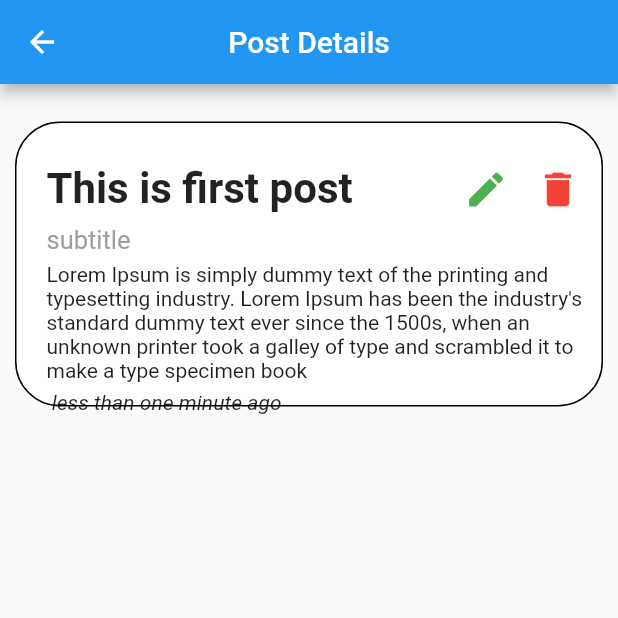
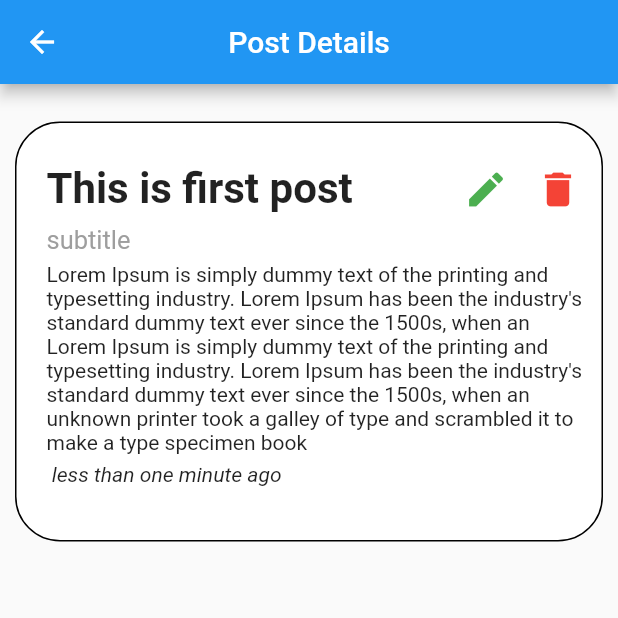
Before and after one commit to NomanShariq/Social_app, a Flutter app: the screen it shows after launch, after a tap on "For More Information", on a phone screen of 412 x 824 dp, the top half of it. Run offline on Flutter 3.47's test engine with Material 2 defaults, Android fonts, the phone set to English and light mode, and no system bars; our stand-ins replace get.

Commit message:
little changes

```diff
--- a/lib/screens/home_screen.dart
+++ b/lib/screens/home_screen.dart
@@ -27,7 +27,7 @@ class _HomeScreenState extends State<HomeScreen> {
         title: "This is first post",
         subtitle: "subtitle",
         description:
-            "Lorem Ipsum is simply dummy text of the printing and typesetting industry. Lorem Ipsum has been the industry's standard dummy text ever since the 1500s, when an unknown printer took a galley of type and scrambled it to make a type specimen book"),
+            "Lorem Ipsum is simply dummy text of the printing and typesetting industry. Lorem Ipsum has been the industry's standard dummy text ever since the 1500s, when an Lorem Ipsum is simply dummy text of the printing and typesetting industry. Lorem Ipsum has been the industry's standard dummy text ever since the 1500s, when an unknown printer took a galley of type and scrambled it to make a type specimen book"),
     PostModel(
         id: "2",
         title: "This is second post",
@@ -70,7 +70,7 @@ class _HomeScreenState extends State<HomeScreen> {
             itemCount: posts.length,
             itemBuilder: (context, index) {
               return Material(
-                color: Colors.black,
+                color: Colors.transparent,
                 child: GestureDetector(
                   onTap: () => Navigator.push(
                       context,
--- a/lib/screens/post_details.dart
+++ b/lib/screens/post_details.dart
@@ -21,8 +21,7 @@ class PostDetails extends StatelessWidget {
         centerTitle: true,
       ),
       body: Container(
-        height: 190,
-        width: 400,
+        constraints: BoxConstraints.expand(height: 280),
         margin: EdgeInsets.symmetric(horizontal: 10, vertical: 25),
         decoration: BoxDecoration(
           color: Colors.white,
```
